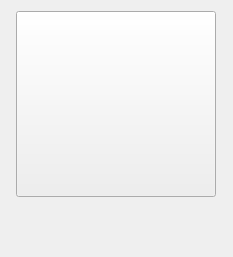
Old version of the form vmwidget.ui in the repository liuyufeng509/cloud-client.
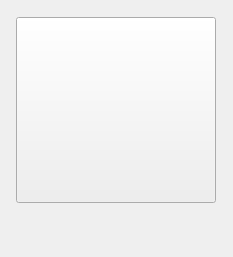
New version of the form.

The edit to the form file:
```diff
--- a/vmwidget.ui
+++ b/vmwidget.ui
@@ -25,82 +25,15 @@
   <property name="windowTitle">
    <string>Form</string>
   </property>
-  <layout class="QVBoxLayout" name="verticalLayout">
-   <property name="leftMargin">
-    <number>0</number>
-   </property>
-   <property name="topMargin">
-    <number>0</number>
-   </property>
-   <property name="rightMargin">
-    <number>0</number>
-   </property>
-   <property name="bottomMargin">
-    <number>0</number>
-   </property>
-   <item>
-    <layout class="QHBoxLayout" name="horizontalLayout">
-     <property name="spacing">
-      <number>0</number>
-     </property>
-     <item>
-      <spacer name="horizontalSpacer">
-       <property name="orientation">
-        <enum>Qt::Horizontal</enum>
-       </property>
-       <property name="sizeHint" stdset="0">
-        <size>
-         <width>40</width>
-         <height>20</height>
-        </size>
-       </property>
-      </spacer>
-     </item>
-     <item>
-      <widget class="QPushButton" name="VMButton">
-       <property name="sizePolicy">
-        <sizepolicy hsizetype="Minimum" vsizetype="Preferred">
-         <horstretch>0</horstretch>
-         <verstretch>0</verstretch>
-        </sizepolicy>
-       </property>
-       <property name="minimumSize">
-        <size>
-         <width>200</width>
-         <height>186</height>
-        </size>
-       </property>
-       <property name="maximumSize">
-        <size>
-         <width>200</width>
-         <height>186</height>
-        </size>
-       </property>
-       <property name="styleSheet">
-        <string notr="true"/>
-       </property>
-       <property name="text">
-        <string/>
-       </property>
-      </widget>
-     </item>
-     <item>
-      <spacer name="horizontalSpacer_2">
-       <property name="orientation">
-        <enum>Qt::Horizontal</enum>
-       </property>
-       <property name="sizeHint" stdset="0">
-        <size>
-         <width>40</width>
-         <height>20</height>
-        </size>
-       </property>
-      </spacer>
-     </item>
-    </layout>
-   </item>
-   <item>
     <widget class="QLabel" name="label_vmName">
+   <property name="geometry">
+    <rect>
+     <x>0</x>
+     <y>227</y>
+     <width>16</width>
+     <height>30</height>
+    </rect>
+   </property>
      <property name="sizePolicy">
       <sizepolicy hsizetype="Preferred" vsizetype="Fixed">
        <horstretch>0</horstretch>
@@ -123,8 +56,40 @@
       <set>Qt::AlignHCenter|Qt::AlignTop</set>
      </property>
     </widget>
-   </item>
-  </layout>
+  <widget class="QPushButton" name="VMButton">
+   <property name="geometry">
+    <rect>
+     <x>16</x>
+     <y>17</y>
+     <width>200</width>
+     <height>186</height>
+    </rect>
+   </property>
+   <property name="sizePolicy">
+    <sizepolicy hsizetype="Minimum" vsizetype="Preferred">
+     <horstretch>0</horstretch>
+     <verstretch>0</verstretch>
+    </sizepolicy>
+   </property>
+   <property name="minimumSize">
+    <size>
+     <width>200</width>
+     <height>186</height>
+    </size>
+   </property>
+   <property name="maximumSize">
+    <size>
+     <width>200</width>
+     <height>186</height>
+    </size>
+   </property>
+   <property name="styleSheet">
+    <string notr="true"/>
+   </property>
+   <property name="text">
+    <string/>
+   </property>
+  </widget>
  </widget>
  <resources/>
  <connections/>
```
Lines whose indentation alone changed are shown as unchanged.
